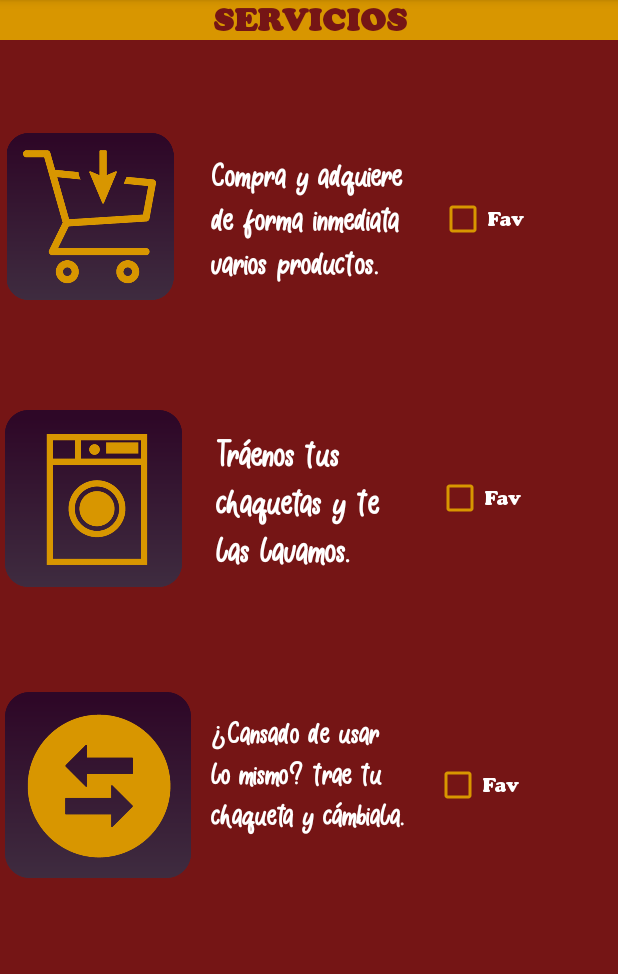
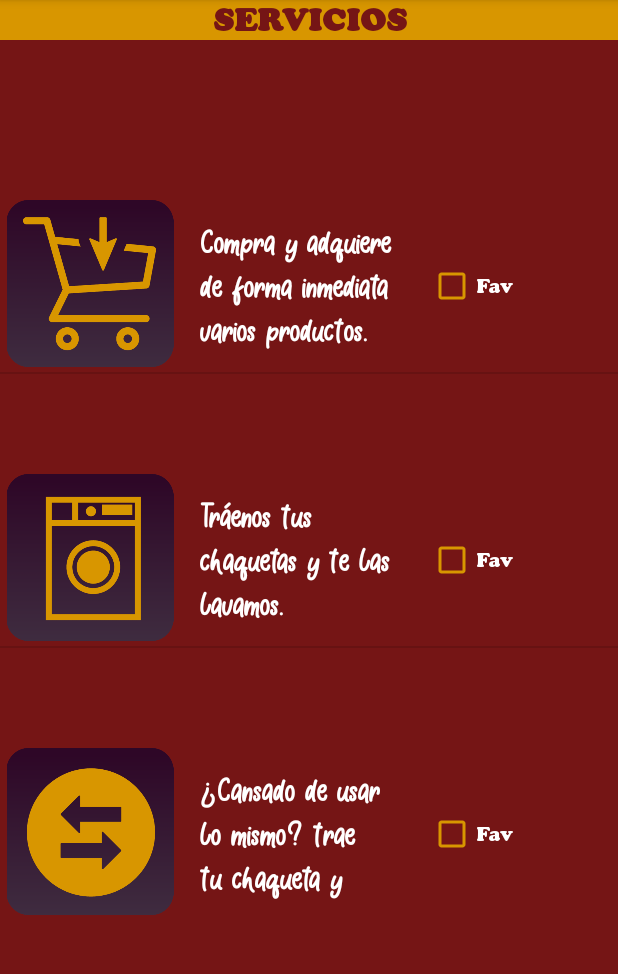
Before and after one commit to edwinforto/AppMovilChaquetas, an Android app: the fragment Fragment_Servicios placed in its activity, on a phone screen of 412 x 824 dp, the part 84-1058 px from its top. Run offline under Robolectric (Android 15) with nearby library versions, the phone set to English and light mode, and no system bars.

Commit message:
Adición de Base de Datos al apartado Servicios

```diff
--- a/app/src/main/java/com/example/aplicacionchaqueta/Modelo/DataBaseSQLController.java
+++ b/app/src/main/java/com/example/aplicacionchaqueta/Modelo/DataBaseSQLController.java
@@ -27,12 +27,12 @@ public class DataBaseSQLController extends SQLiteOpenHelper {
 
         //******************************* TABLA SERVICIOS***************************
         //Creacion de la tabla
-        database.execSQL("CREATE TABLE servicios (descripcion TEXT)");
+        database.execSQL("CREATE TABLE servicios (img INT, descripcion TEXT)");
 
         //llenar la tabla con datos
-        database.execSQL("INSERT INTO servicios VALUES ('Compra y adquiere de forma inmediata nvarios productos.')");
-        database.execSQL("INSERT INTO servicios VALUES ('Tráenos tus chaquetas y te las lavamos.')");
-        database.execSQL("INSERT INTO servicios VALUES ('¿Cansado de usar lo mismo? trae tu chaqueta y cámbiala.')");
+        database.execSQL("INSERT INTO servicios VALUES (0,'Compra y adquiere de forma inmediata varios productos.')");
+        database.execSQL("INSERT INTO servicios VALUES (1,'Tráenos tus chaquetas y te las lavamos.')");
+        database.execSQL("INSERT INTO servicios VALUES (2,'¿Cansado de usar lo mismo? trae tu chaqueta y cámbiala.')");
 
     }
 
--- a/app/src/main/java/com/example/aplicacionchaqueta/Modelo/Servicios/AdaptadorServicio.java
+++ b/app/src/main/java/com/example/aplicacionchaqueta/Modelo/Servicios/AdaptadorServicio.java
@@ -5,6 +5,11 @@ import android.view.LayoutInflater;
 import android.view.View;
 import android.view.ViewGroup;
 import android.widget.BaseAdapter;
+import android.widget.CheckBox;
+import android.widget.ImageView;
+import android.widget.TextView;
+
+import com.example.aplicacionchaqueta.R;
 
 import java.util.ArrayList;
 import java.util.zip.Inflater;
@@ -34,9 +39,27 @@ public class AdaptadorServicio extends BaseAdapter {
         return 0;
     }
 
+    /**
+     * Se ponen los valores que corresponden a cada item
+     * @param pos
+     * @param view
+     * @param viewGroup
+     * @return
+     */
     @Override
     public View getView(int pos, View view, ViewGroup viewGroup) {
-        //view = LayoutInflater.from(context).inflate(R)
+
+        EntidadServicio item = (EntidadServicio) getItem(pos);
+        view = LayoutInflater.from(context).inflate(R.layout.item_servicio,null);
+        //--------------------------------------------------------
+        ImageView img1 = (ImageView) view.findViewById(R.id.imgServicio);
+        TextView descripcion = (TextView) view.findViewById(R.id.textServicio);
+        CheckBox favServicio = (CheckBox) view.findViewById(R.id.favServicio);
+
+        //--------------------ENLAZAR ELEMENTOS-------------------
+        img1.setImageResource(item.getImg());
+        descripcion.setText(item.getDescripcion());
+
         return view;
     }
 }
--- a/app/src/main/java/com/example/aplicacionchaqueta/Vista/Fragment_Servicios.java
+++ b/app/src/main/java/com/example/aplicacionchaqueta/Vista/Fragment_Servicios.java
@@ -1,7 +1,7 @@
 package com.example.aplicacionchaqueta.Vista;
 
-import android.content.res.Resources;
-import android.graphics.drawable.Drawable;
+import android.database.Cursor;
+import android.database.sqlite.SQLiteDatabase;
 import android.os.Bundle;
 
 import androidx.fragment.app.Fragment;
@@ -9,19 +9,23 @@ import androidx.fragment.app.Fragment;
 import android.view.LayoutInflater;
 import android.view.View;
 import android.view.ViewGroup;
-import android.widget.ImageView;
+import android.widget.ListView;
 
+import com.example.aplicacionchaqueta.Modelo.DataBaseSQLController;
+import com.example.aplicacionchaqueta.Modelo.Servicios.AdaptadorServicio;
+import com.example.aplicacionchaqueta.Modelo.Servicios.EntidadServicio;
 import com.example.aplicacionchaqueta.R;
+
+import java.util.ArrayList;
 
 public class Fragment_Servicios extends Fragment {
 
     private View view;
-    private Drawable drawable1;
-    private Drawable drawable2;
-    private Drawable drawable3;
-    private ImageView img1;
-    private ImageView img2;
-    private ImageView img3;
+    private Cursor cursor;
+    private ArrayList<EntidadServicio> listaServicio = new ArrayList<>();
+    private int[] listImg = {R.drawable.buyicon, R.drawable.laundry, R.drawable.exchang};
+    private ListView listViewServ;
+    private AdaptadorServicio adaptadorServicio;
 
     public Fragment_Servicios() {
         // Required empty public constructor
@@ -34,29 +38,27 @@ public class Fragment_Servicios extends Fragment {
         // Inflate the layout for this fragment
         view = inflater.inflate(R.layout.fragment__servicios, container, false);
         //--------------------------------------------------------------------------------
-        //--------------------------CARGUE DE IMAGENES------------------------------------
+        listViewServ = (ListView) view.findViewById(R.id.viewServices);
+        adaptadorServicio = new AdaptadorServicio(getServItems(),getActivity());
+        listViewServ.setAdapter(adaptadorServicio);
 
-        Resources res1 = getResources();
-        drawable1 = res1.getDrawable(R.drawable.buyicon,view.getContext().getTheme());
-        img1 = (ImageView) view.findViewById(R.id.compraF);
-        img1.setImageDrawable(drawable1);
-
-        //----------------------------------------------------
-
-        Resources res2 = getResources();
-        drawable2 = res2.getDrawable(R.drawable.lawndry,view.getContext().getTheme());
-        img2 = (ImageView) view.findViewById(R.id.limpiarF);
-        img2.setImageDrawable(drawable2);
-
-        //----------------------------------------------------
-
-        Resources res3 = getResources();
-        drawable3 = res3.getDrawable(R.drawable.exchang,view.getContext().getTheme());
-        img3 = (ImageView) view.findViewById(R.id.cambioF);
-        img3.setImageDrawable(drawable3);
-
-        //--------------------------------------------------------------------------------
 
         return view;
     }
+
+    private ArrayList<EntidadServicio> getServItems(){
+
+        DataBaseSQLController conector = new DataBaseSQLController(this.getActivity(), "Servicio", null, 1);
+
+        SQLiteDatabase db_readS = conector.getReadableDatabase();
+        conector.onUpgrade(db_readS,1,2);
+        cursor = db_readS.rawQuery("SELECT * FROM servicios",null);
+
+        //Escritura de elementos de la Base de Datos a la parte visual
+        while(cursor.moveToNext()){
+            listaServicio.add(new EntidadServicio(listImg[cursor.getInt(0)],cursor.getString(1) ));
+        }
+
+        return listaServicio;
+    }
 }
--- a/app/src/main/res/layout/fragment__productos.xml
+++ b/app/src/main/res/layout/fragment__productos.xml
@@ -30,7 +30,7 @@
             android:id="@+id/viewProducts"
             android:layout_width="wrap_content"
             android:layout_height="wrap_content"
-            android:layout_marginTop="100px"
+            android:layout_marginTop="50px"
             />
 
     </LinearLayout>
--- a/app/src/main/res/layout/fragment__servicios.xml
+++ b/app/src/main/res/layout/fragment__servicios.xml
@@ -8,6 +8,7 @@
     tools:context=".Vista.Fragment_Servicios">
 
     <!-- TODO: Update blank fragment layout -->
+
     <TextView
         android:id="@+id/servTit"
         android:layout_width="match_parent"
@@ -20,156 +21,11 @@
         android:textColor="@color/Red"
         android:textStyle="bold" />
 
-    <TableLayout
-        android:id="@+id/tableLayout"
-        android:layout_width="match_parent"
-        android:layout_height="match_parent"
-        android:layout_marginTop="40pt">
-
-        <TableRow
-            android:layout_width="match_parent"
-            android:layout_height="match_parent">
-
-            <LinearLayout
-                android:layout_width="match_parent"
-                android:layout_height="match_parent"
-                android:orientation="horizontal">
-
-                <ImageView
-                    android:id="@+id/compraF"
-                    android:layout_width="120dp"
-                    android:layout_height="111dp"
-
-                    app:srcCompat="@drawable/buyicon" />
-            </LinearLayout>
-
-            <LinearLayout
-                android:layout_width="240dp"
-                android:layout_height="match_parent">
-
-                <TextView
-                    android:id="@+id/textView2"
-                    android:layout_width="165dp"
-                    android:layout_height="wrap_content"
-                    android:fontFamily="@font/comicboys"
-                    android:lines="3"
-                    android:padding="20px"
-                    android:text="Compra y adquiere\nde forma inmediata\nvarios productos."
-                    android:textColor="@color/white"
-                    android:textSize="13pt" />
-
-                <CheckBox
-                    android:id="@+id/favCompra"
-                    android:layout_width="match_parent"
-                    android:layout_height="wrap_content"
-                    android:layout_gravity="center"
-                    android:buttonTint="@color/Yellow"
-                    android:text="Fav"
-                    android:fontFamily="@font/cooper"
-                    android:textColor="@color/white" />
-
-            </LinearLayout>
-
-        </TableRow>
-
-        <TableRow
-            android:layout_width="match_parent"
-            android:layout_height="match_parent"
-            android:layout_marginTop="100px"
-            android:padding="5px">
-
-            <LinearLayout
-                android:layout_width="match_parent"
-                android:layout_height="match_parent"
-                android:orientation="horizontal">
-
-                <ImageView
-                    android:id="@+id/limpiarF"
-                    android:layout_width="118dp"
-                    android:layout_height="118dp"
-                    app:srcCompat="@drawable/lawndry" />
-            </LinearLayout>
-
-            <LinearLayout
-                android:layout_width="match_parent"
-                android:layout_height="match_parent"
-                android:orientation="horizontal">
-
-                <TextView
-                    android:id="@+id/textView3"
-                    android:layout_width="160dp"
-                    android:layout_height="match_parent"
-                    android:fontFamily="@font/comicboys"
-                    android:lines="3"
-                    android:padding="20px"
-                    android:text="Tráenos tus chaquetas y te las lavamos."
-                    android:textColor="@color/white"
-                    android:textSize="14pt" />
-
-                <CheckBox
-                    android:id="@+id/favLavar"
-                    android:layout_width="wrap_content"
-                    android:layout_height="wrap_content"
-                    android:layout_weight="1"
-                    android:text="Fav"
-                    android:fontFamily="@font/cooper"
-                    android:layout_gravity="center"
-                    android:buttonTint="@color/Yellow"
-                    android:textColor="@color/white"/>
-            </LinearLayout>
-
-        </TableRow>
-
-        <TableRow
-            android:layout_width="match_parent"
-            android:layout_height="match_parent"
-            android:layout_marginTop="100px">
-
-            <LinearLayout
-                android:layout_width="match_parent"
-                android:layout_height="match_parent"
-                android:orientation="horizontal">
-
-                <ImageView
-                    android:id="@+id/cambioF"
-                    android:layout_width="124dp"
-                    android:layout_height="124dp"
-                    android:layout_marginLeft="5px"
-
-                    app:srcCompat="@drawable/exchang" />
-            </LinearLayout>
-
-            <LinearLayout
-                android:layout_width="match_parent"
-                android:layout_height="match_parent"
-                android:orientation="horizontal">
-
-                <TextView
-                    android:id="@+id/textView4"
-                    android:layout_width="162dp"
-                    android:layout_height="match_parent"
-                    android:fontFamily="@font/comicboys"
-                    android:lines="4"
-                    android:padding="20px"
-                    android:text="¿Cansado de usar lo mismo? trae tu chaqueta y cámbiala."
-                    android:textColor="@color/white"
-                    android:textSize="12pt" />
-
-                <CheckBox
-                    android:id="@+id/favCambio"
-                    android:layout_width="wrap_content"
-                    android:layout_height="wrap_content"
-                    android:layout_weight="1"
-                    android:layout_gravity="center"
-                    android:buttonTint="@color/Yellow"
-                    android:text="Fav"
-                    android:fontFamily="@font/cooper"
-                    android:textColor="@color/white"/>
-            </LinearLayout>
-
-        </TableRow>
-
-    </TableLayout>
+    <ListView
+        android:id="@+id/viewServices"
+        android:layout_width="wrap_content"
+        android:layout_height="wrap_content"
+        android:layout_marginTop="100px" />
 
 
 </FrameLayout>
--- a/app/src/main/res/layout/item_producto.xml
+++ b/app/src/main/res/layout/item_producto.xml
@@ -7,6 +7,7 @@
     <TableLayout
         android:layout_width="wrap_content"
         android:layout_height="wrap_content"
+        android:layout_marginTop="50px"
     >
 
         <TableRow
--- /dev/null
+++ b/app/src/main/res/layout/item_servicio.xml
@@ -0,0 +1,59 @@
+<?xml version="1.0" encoding="utf-8"?>
+<androidx.coordinatorlayout.widget.CoordinatorLayout xmlns:android="http://schemas.android.com/apk/res/android"
+    android:layout_width="match_parent"
+    android:layout_height="match_parent"
+    xmlns:app="http://schemas.android.com/apk/res-auto">
+
+    <TableLayout
+        android:id="@+id/tableLayout"
+        android:layout_width="match_parent"
+        android:layout_height="match_parent"
+        android:layout_marginTop="100px">
+
+        <TableRow
+            android:layout_width="match_parent"
+            android:layout_height="match_parent">
+
+            <LinearLayout
+                android:layout_width="match_parent"
+                android:layout_height="match_parent"
+                android:orientation="horizontal">
+
+                <ImageView
+                    android:id="@+id/imgServicio"
+                    android:layout_width="120dp"
+
+                    android:layout_height="111dp" />
+            </LinearLayout>
+
+            <LinearLayout
+                android:layout_width="240dp"
+                android:layout_height="match_parent">
+
+                <TextView
+                    android:id="@+id/textServicio"
+                    android:layout_width="165dp"
+                    android:layout_height="wrap_content"
+                    android:fontFamily="@font/comicboys"
+                    android:lines="3"
+                    android:padding="20px"
+                    android:text="Compra y adquiere\nde forma inmediata\nvarios productos."
+                    android:textColor="@color/white"
+                    android:textSize="13pt" />
+
+                <CheckBox
+                    android:id="@+id/favServicio"
+                    android:layout_width="match_parent"
+                    android:layout_height="wrap_content"
+                    android:layout_gravity="center"
+                    android:buttonTint="@color/Yellow"
+                    android:fontFamily="@font/cooper"
+                    android:text="Fav"
+                    android:textColor="@color/white" />
+
+            </LinearLayout>
+
+        </TableRow>
+
+    </TableLayout>
+</androidx.coordinatorlayout.widget.CoordinatorLayout>
```
Also changed, not shown: app/src/main/res/drawable/laundry.png (added).
